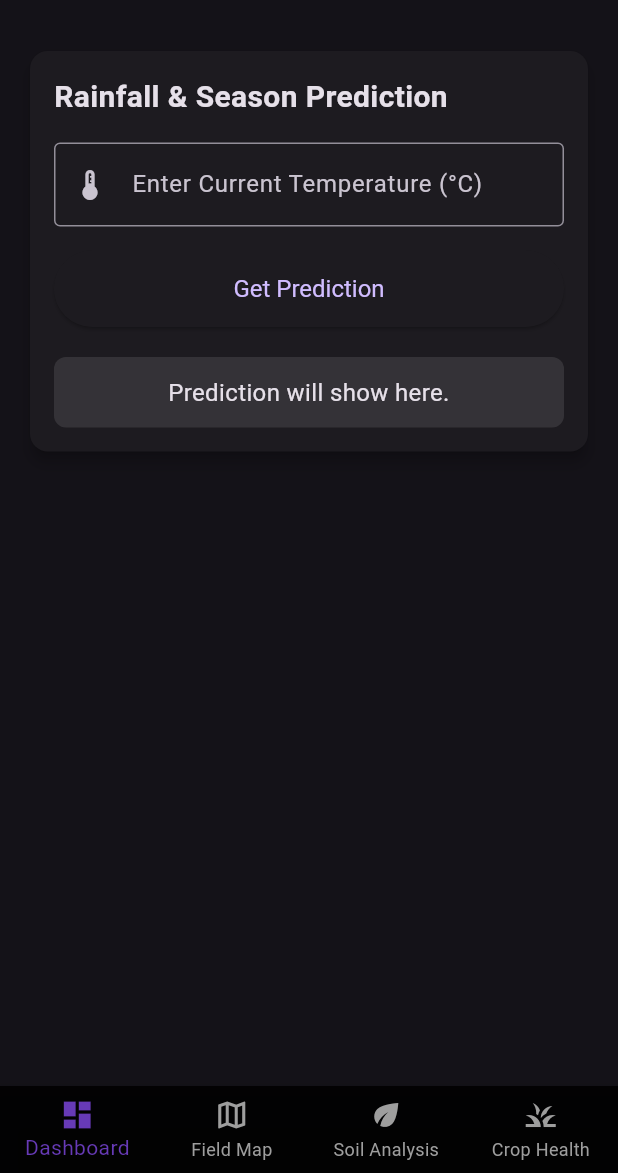
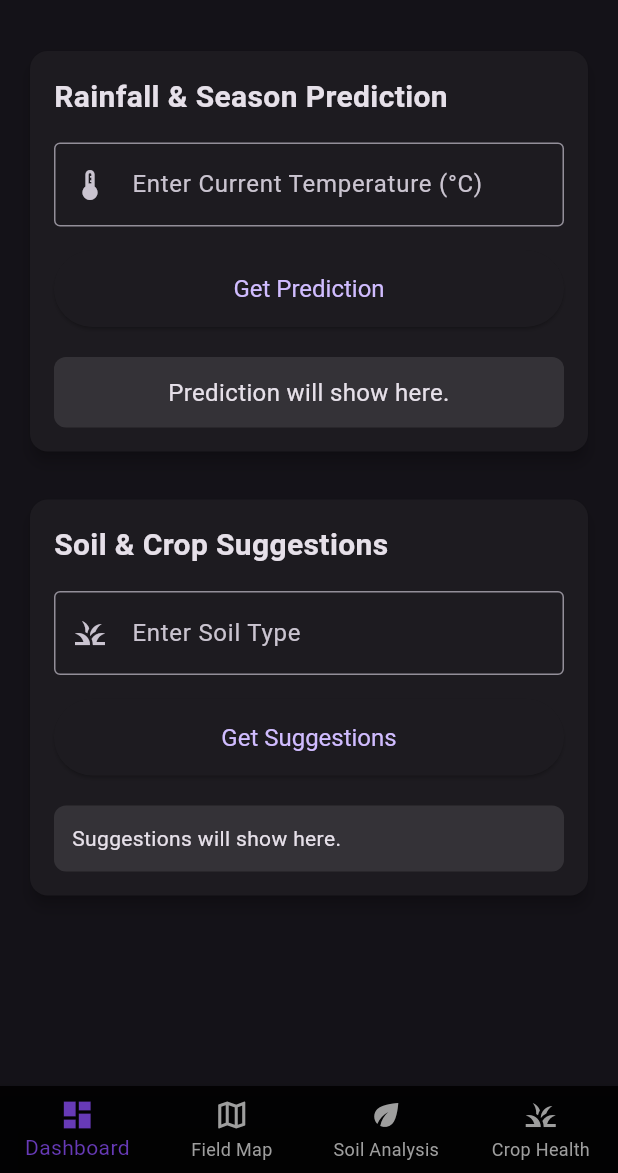
Before and after one commit to Rahul964493/agri_drone_app, a Flutter app: the screen it shows after launch, on a phone screen of 412 x 824 dp, the part 63-1236 px from its top. Run offline on Flutter 3.47's test engine with Material 3 defaults, Android fonts, the phone set to English and light mode, and no system bars; our stand-ins replace csv, file_picker, fl_chart, flutter_map, latlong2, shared_preferences; missing offline and left inert: dart_mavlink, flutter_joystick, flutter_libserialport.

Commit message:
last updated code

```diff
--- a/lib/dashboard_page.dart
+++ b/lib/dashboard_page.dart
@@ -10,14 +10,19 @@ class DashboardPage extends StatefulWidget {
 }
 
 class _DashboardPageState extends State<DashboardPage> {
+  // --- State for Rainfall Prediction ---
   String _predictionResult = "Prediction will show here.";
-  bool _isLoading = false;
+  bool _isLoadingPrediction = false;
   final TextEditingController _tempController = TextEditingController();
 
-  // --- Function to get prediction from your Python server ---
+  // --- NEW: State for Soil Suggestions ---
+  String _soilResult = "Suggestions will show here.";
+  bool _isLoadingSoil = false;
+  final TextEditingController _soilController = TextEditingController();
+
+  // --- Function 1: Get prediction from your Python server ---
   Future<void> _getPrediction(String temperature) async {
     if (temperature.isEmpty) {
-      // Show an error if the text field is empty
       setState(() {
         _predictionResult = "Please enter a temperature.";
       });
@@ -25,13 +30,12 @@ class _DashboardPageState extends State<DashboardPage> {
     }
 
     setState(() {
-      _isLoading = true;
+      _isLoadingPrediction = true;
       _predictionResult = "Getting prediction...";
     });
 
     try {
-      // IMPORTANT: Replace 'YOUR_COMPUTER_IP_ADDRESS' with your actual IP.
-      // Find it using 'ipconfig' on Windows or 'ifconfig' on Mac/Linux.
+      // Use your computer's IP address
       final url = Uri.parse('http://192.168.0.158:5000/predict');
 
       final response = await http.post(
@@ -48,26 +52,90 @@ class _DashboardPageState extends State<DashboardPage> {
               "Predicted Rainfall: ${data['predicted_rainfall']} mm";
         });
       } else {
-        // Handle server errors
         setState(() {
           _predictionResult = "Error from server: ${response.body}";
         });
       }
     } catch (e) {
-      // Handle connection errors
       setState(() {
         _predictionResult = "Error: Could not connect to the server.\n- Is the Python server running?\n- Is your phone on the same Wi-Fi?";
       });
     } finally {
       setState(() {
-        _isLoading = false;
+        _isLoadingPrediction = false;
+      });
+    }
+  }
+
+  // --- NEW: Function 2: Get soil suggestions ---
+  Future<void> _getSoilSuggestions(String soilType) async {
+    if (soilType.isEmpty) {
+      setState(() {
+        _soilResult = "Please enter a soil type (e.g., Sandy soil, Red soil).";
+      });
+      return;
+    }
+
+    setState(() {
+      _isLoadingSoil = true;
+      _soilResult = "Getting suggestions...";
+    });
+
+    try {
+      // Use the same IP address as your rainfall model
+      final url = Uri.parse('http://192.168.0.158:5000/soil_info'); // <-- Use your PC's IP
+
+      final response = await http.post(
+        url,
+        headers: {"Content-Type": "application/json"},
+        body: json.encode({'soil_type': soilType}),
+      );
+
+      if (response.statusCode == 200) {
+        final Map<String, dynamic> data = json.decode(response.body);
+
+        // Format the lists into clean strings
+        final String crops = (data['crop_suggestions'] as List).join(', ');
+        final String fertilizers = (data['fertilizer_suggestions'] as List).join(', ');
+
+        setState(() {
+          _soilResult = """
+Recommended Crops:
+$crops
+
+Recommended Fertilizers:
+$fertilizers
+
+--- Average Soil Conditions ---
+Humidity: ${data['avg_humidity']}%
+Moisture: ${data['avg_moisture']}%
+Nitrogen: ${data['avg_nitrogen']} kg/ha
+Potassium: ${data['avg_potassium']} kg/ha
+Phosphorous: ${data['avg_phosphorous']} kg/ha
+""";
+        });
+      } else {
+        final Map<String, dynamic> error = json.decode(response.body);
+        setState(() {
+          _soilResult = "Error: ${error['error']}";
+        });
+      }
+    } catch (e) {
+      setState(() {
+        _soilResult = "Error: Could not connect to the server.";
+      });
+    } finally {
+      setState(() {
+        _isLoadingSoil = false;
       });
     }
   }
 
   @override
   void dispose() {
+    // Dispose of both controllers
     _tempController.dispose();
+    _soilController.dispose();
     super.dispose();
   }
 
@@ -80,9 +148,9 @@ class _DashboardPageState extends State<DashboardPage> {
       body: SingleChildScrollView(
         padding: const EdgeInsets.all(16.0),
         child: Column(
-          crossAxisAlignment: CrossAxisAlignment.start,
+          crossAxisAlignment: CrossAxisAlignment.stretch,
           children: [
-            // --- The Prediction Card UI ---
+            // --- Card 1: Rainfall & Season Prediction ---
             Card(
               elevation: 4,
               shape: RoundedRectangleBorder(borderRadius: BorderRadius.circular(12)),
@@ -111,8 +179,8 @@ class _DashboardPageState extends State<DashboardPage> {
                         padding: const EdgeInsets.symmetric(vertical: 16),
                         textStyle: const TextStyle(fontSize: 16),
                       ),
-                      onPressed: _isLoading ? null : () => _getPrediction(_tempController.text),
-                      child: _isLoading
+                      onPressed: _isLoadingPrediction ? null : () => _getPrediction(_tempController.text),
+                      child: _isLoadingPrediction
                           ? const SizedBox(
                               height: 20,
                               width: 20,
@@ -137,7 +205,66 @@ class _DashboardPageState extends State<DashboardPage> {
                 ),
               ),
             ),
-            // You can add your other dashboard cards here
+
+            const SizedBox(height: 24), // Spacer between cards
+
+            // --- NEW: Card 2: Soil & Crop Suggestions ---
+            Card(
+              elevation: 4,
+              shape: RoundedRectangleBorder(borderRadius: BorderRadius.circular(12)),
+              child: Padding(
+                padding: const EdgeInsets.all(16.0),
+                child: Column(
+                  crossAxisAlignment: CrossAxisAlignment.stretch,
+                  children: [
+                    const Text(
+                      "Soil & Crop Suggestions",
+                      style: TextStyle(fontSize: 20, fontWeight: FontWeight.bold),
+                    ),
+                    const SizedBox(height: 16),
+                    TextField(
+                      controller: _soilController,
+                      decoration: const InputDecoration(
+                        labelText: 'Enter Soil Type',
+                        hintText: 'e.g., Sandy soil, Red soil...',
+                        border: OutlineInputBorder(),
+                        prefixIcon: Icon(Icons.grass),
+                      ),
+                    ),
+                    const SizedBox(height: 16),
+                    ElevatedButton(
+                      style: ElevatedButton.styleFrom(
+                        padding: const EdgeInsets.symmetric(vertical: 16),
+                        textStyle: const TextStyle(fontSize: 16),
+                      ),
+                      onPressed: _isLoadingSoil ? null : () => _getSoilSuggestions(_soilController.text),
+                      child: _isLoadingSoil
+                          ? const SizedBox(
+                              height: 20,
+                              width: 20,
+                              child: CircularProgressIndicator(strokeWidth: 3, color: Colors.white),
+                            )
+                          : const Text('Get Suggestions'),
+                    ),
+                    const SizedBox(height: 20),
+                    Container(
+                      padding: const EdgeInsets.all(12),
+                      width: double.infinity,
+                      decoration: BoxDecoration(
+                        color: Colors.white.withOpacity(0.1),
+                        borderRadius: BorderRadius.circular(8),
+                      ),
+                      child: Text(
+                        _soilResult,
+                        style: const TextStyle(fontSize: 14),
+                      ),
+                    ),
+                  ],
+                ),
+              ),
+            ),
+
+            // You can add your other original dashboard cards here
           ],
         ),
       ),
```
Also changed, not shown: lib/main.dart (line endings or trailing spaces), pubspec.lock.
